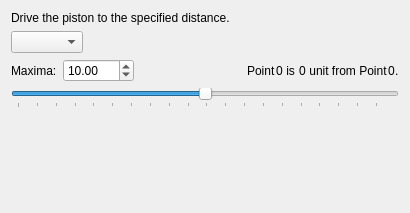
Qt form core/panel/run_Drive_rod.ui (KmolYuan/Pyslvs-UI) before a commit.
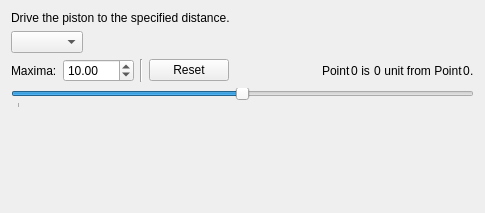
The same form after that commit.

Commit message: Drive Rod panel.

What changed in the file:
```diff
--- a/core/panel/run_Drive_rod.ui
+++ b/core/panel/run_Drive_rod.ui
@@ -6,7 +6,7 @@
    <rect>
     <x>0</x>
     <y>0</y>
-    <width>410</width>
+    <width>485</width>
     <height>213</height>
    </rect>
   </property>
@@ -78,6 +78,20 @@
        </property>
       </widget>
      </item>
+     <item>
+      <widget class="Line" name="line">
+       <property name="orientation">
+        <enum>Qt::Vertical</enum>
+       </property>
+      </widget>
+     </item>
+     <item>
+      <widget class="QPushButton" name="ResetButton">
+       <property name="text">
+        <string>Reset</string>
+       </property>
+      </widget>
+     </item>
      <item>
       <spacer name="horizontalSpacer_5">
        <property name="orientation">
@@ -152,7 +166,13 @@
    <item>
     <layout class="QHBoxLayout" name="horizontalLayout_3">
      <item>
-      <widget class="QSlider" name="horizontalSlider">
+      <widget class="QSlider" name="Position">
+       <property name="sizePolicy">
+        <sizepolicy hsizetype="Expanding" vsizetype="Preferred">
+         <horstretch>0</horstretch>
+         <verstretch>0</verstretch>
+        </sizepolicy>
+       </property>
        <property name="minimum">
         <number>-99</number>
        </property>
@@ -162,6 +182,9 @@
        <property name="tickPosition">
         <enum>QSlider::TicksBelow</enum>
        </property>
+       <property name="tickInterval">
+        <number>1000</number>
+       </property>
       </widget>
      </item>
     </layout>
```
The commit also changes 8 other files.
